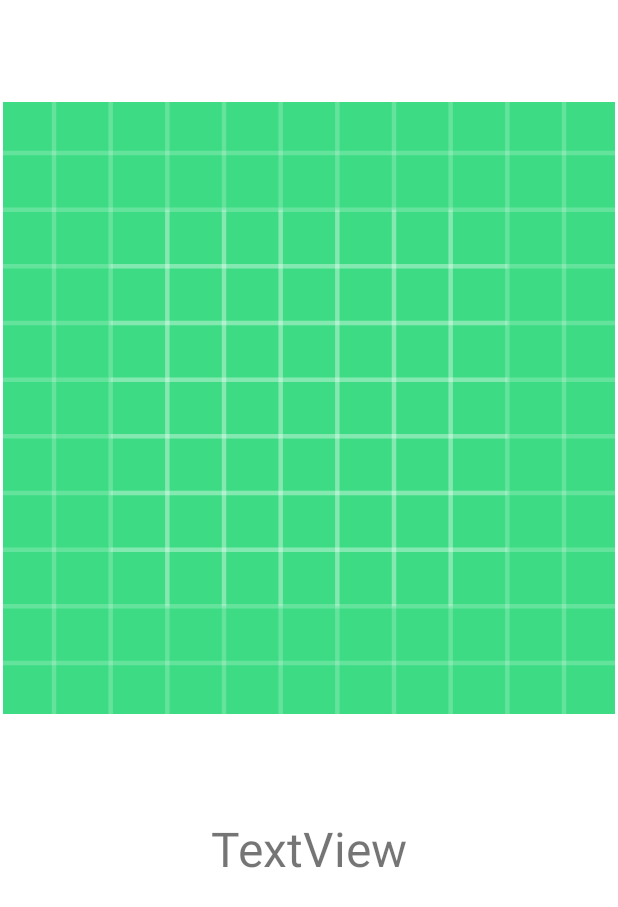
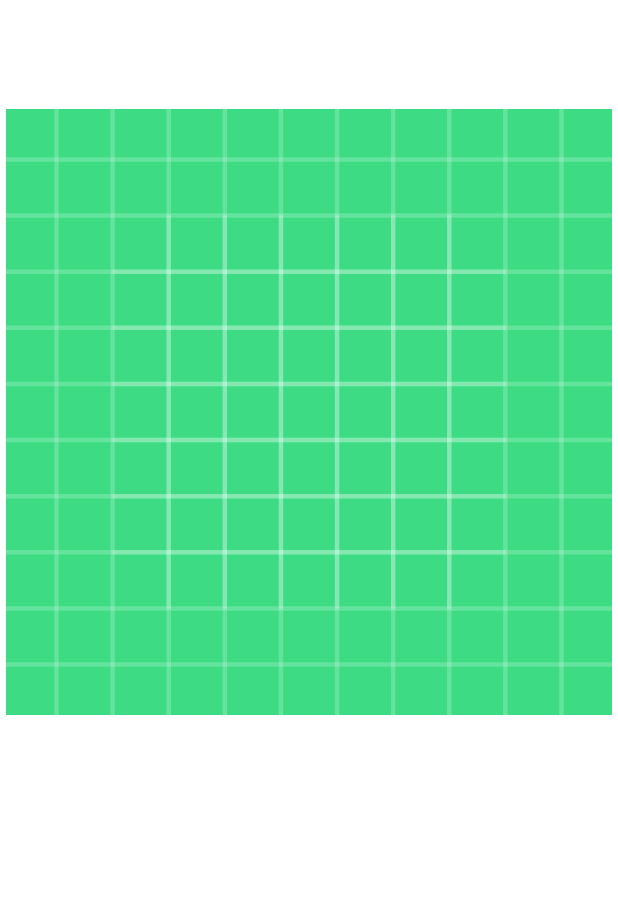
Before and after one commit to adelannucci/book_store, an Android app: the layout book_item.xml on its own in the app's theme, with its tools: preview values and no code run, on a phone screen of 412 x 824 dp. Shown: the top 907 px of the screen. Run offline under Robolectric (Android 15) with nearby library versions, the phone set to English and light mode, and no system bars.

Commit message:
Change adapter to load books images.

```diff
--- a/app/src/main/java/com/adelannucci/bookstore/ui/BookViewModel.java
+++ b/app/src/main/java/com/adelannucci/bookstore/ui/BookViewModel.java
@@ -5,6 +5,7 @@ import androidx.lifecycle.ViewModel;
 
 import com.adelannucci.bookstore.model.Book;
 import com.adelannucci.bookstore.source.BookRepository;
+import com.adelannucci.bookstore.source.remote.data.BookResponse;
 
 import java.util.List;
 
@@ -12,7 +13,7 @@ public class BookViewModel extends ViewModel {
 
     private BookRepository bookRepository = new BookRepository();
 
-    public LiveData<List<Book>> getBooks() {
+    public LiveData<BookResponse> getBooks() {
         return bookRepository.fetch();
     }
 }
--- a/app/src/main/res/layout/book_item.xml
+++ b/app/src/main/res/layout/book_item.xml
@@ -9,25 +9,13 @@
         android:id="@+id/book_image"
         android:layout_width="0dp"
         android:layout_height="0dp"
-        android:layout_marginStart="2dp"
-        android:layout_marginEnd="2dp"
+        android:padding="4dp"
         android:contentDescription="@string/book_item_description"
-        app:layout_constraintBottom_toTopOf="@+id/book_title"
+        android:src="@drawable/ic_launcher_background"
         app:layout_constraintDimensionRatio="3:4"
         app:layout_constraintEnd_toEndOf="parent"
         app:layout_constraintStart_toStartOf="parent"
-        app:layout_constraintTop_toTopOf="parent"
-        android:src="@drawable/ic_launcher_background"/>
+        app:layout_constraintTop_toTopOf="parent" />
 
-    <TextView
-        android:id="@+id/book_title"
-        android:layout_width="wrap_content"
-        android:layout_height="wrap_content"
-        android:text="TextView"
-        android:layout_marginBottom="4dp"
-        android:textSize="32sp"
-        app:layout_constraintBottom_toBottomOf="parent"
-        app:layout_constraintEnd_toEndOf="@+id/book_image"
-        app:layout_constraintStart_toStartOf="@+id/book_image" />
 
 </androidx.constraintlayout.widget.ConstraintLayout>
```
Also changed, not shown: app/src/main/java/com/adelannucci/bookstore/source/BookRepository.java (+15 -14 lines), app/src/main/java/com/adelannucci/bookstore/ui/BookGridAdapter.java (+19 -5 lines), app/src/main/java/com/adelannucci/bookstore/ui/MainActivity.java (+7 -17 lines).
